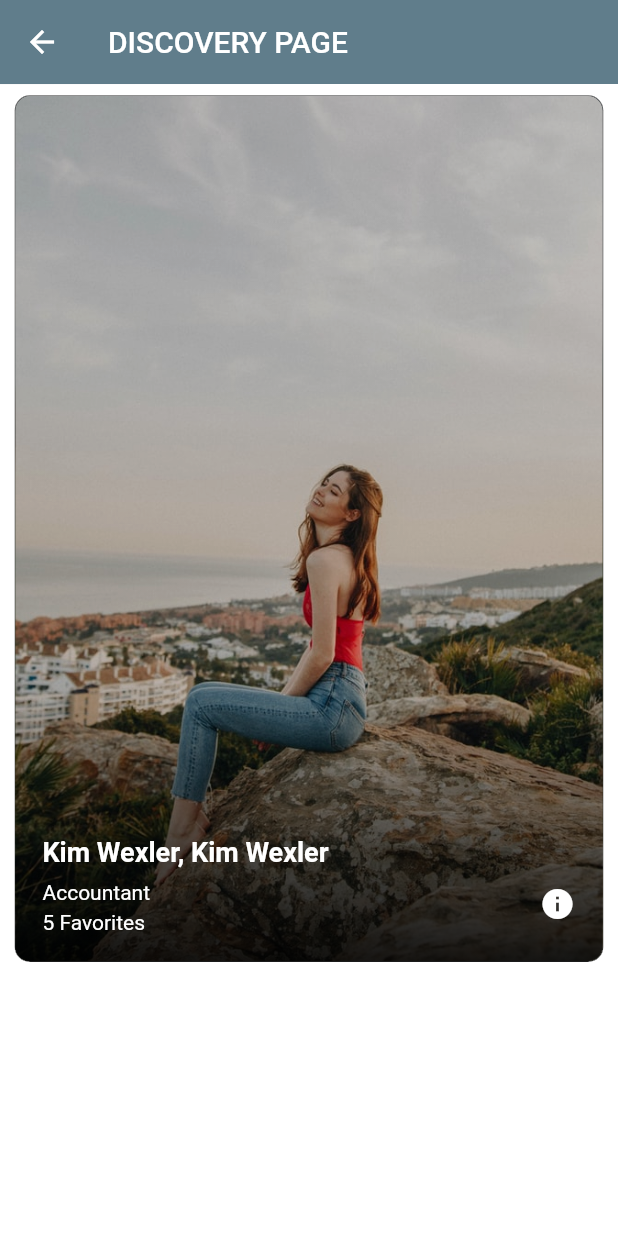
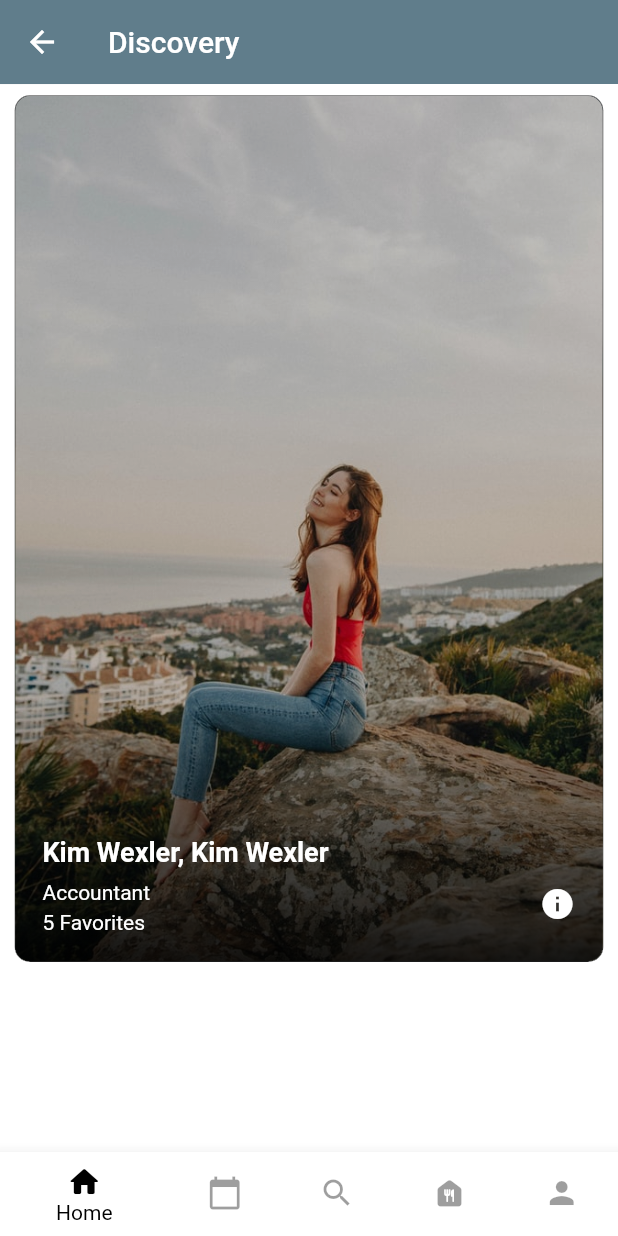
Before and after one commit to Fuelify/fuelify, a Flutter app: the Discovery screen opened by its route, on a phone screen of 412 x 824 dp. Run offline on Flutter 3.47's test engine with Material 2 defaults, Android fonts, the phone set to English and light mode, and no system bars; our stand-ins replace shared_preferences; accounts and stored records are empty.

Commit message:
Added: bottom navigation bar to discovery page

```diff
--- a/lib/screens/discovery.dart
+++ b/lib/screens/discovery.dart
@@ -1,8 +1,9 @@
 import 'package:flutter/material.dart';
 import 'package:provider/provider.dart';
 import 'package:fuelify/models/food.dart';
-import 'package:fuelify/data/foods.dart';
 import 'package:fuelify/commons/cards.dart';
+import 'package:fuelify/commons/navigationbars.dart';
+
 import 'package:fuelify/providers/feedback_position.dart';
 import 'package:fuelify/providers/networking.dart';
 import 'package:fuelify/providers/food.dart';
@@ -16,12 +17,11 @@ class _DiscoveryState extends State<Discovery> {
 
   @override
   Widget build(BuildContext context) {
-    DiscoverFoodsProvider discover =
-        Provider.of<DiscoverFoodsProvider>(context);
+    DiscoverFoodsProvider discover = Provider.of<DiscoverFoodsProvider>(context);
 
     return Scaffold(
       appBar: AppBar(
-        title: Text("DISCOVERY PAGE"),
+        title: Text("Discovery"),
         elevation: 0.1,
       ),
       body: Padding(
@@ -39,6 +39,7 @@ class _DiscoveryState extends State<Discovery> {
           ],
         ),
       ),
+      bottomNavigationBar: BottomNavigationBarWidget(),
     );
   }
 
```
